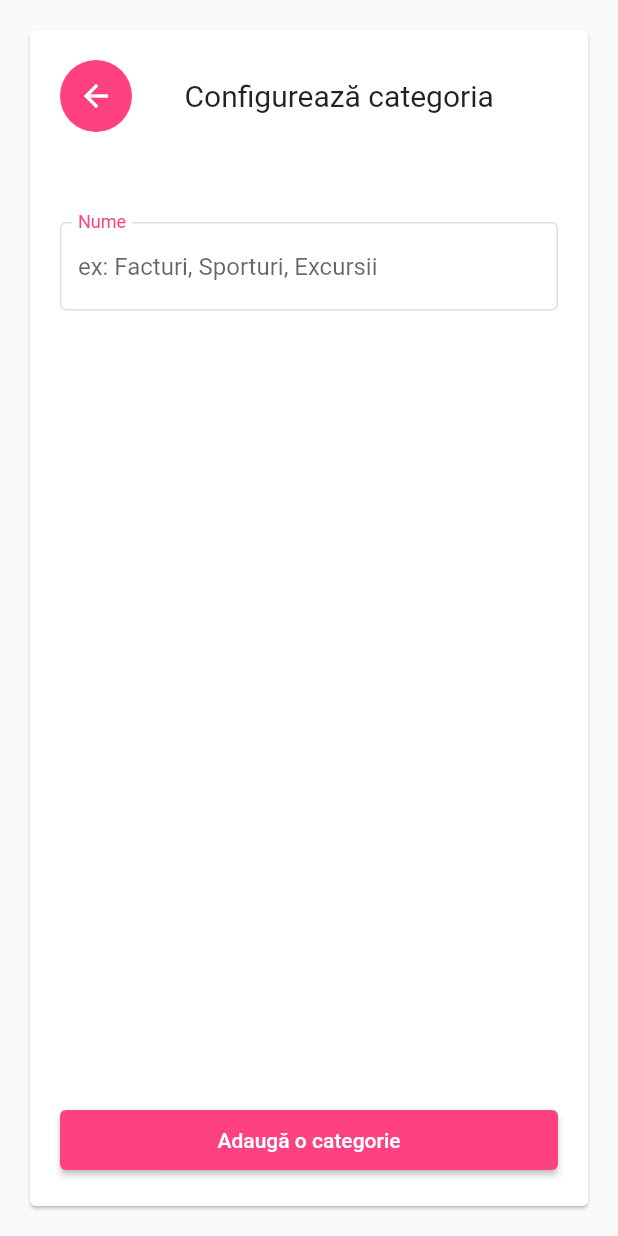
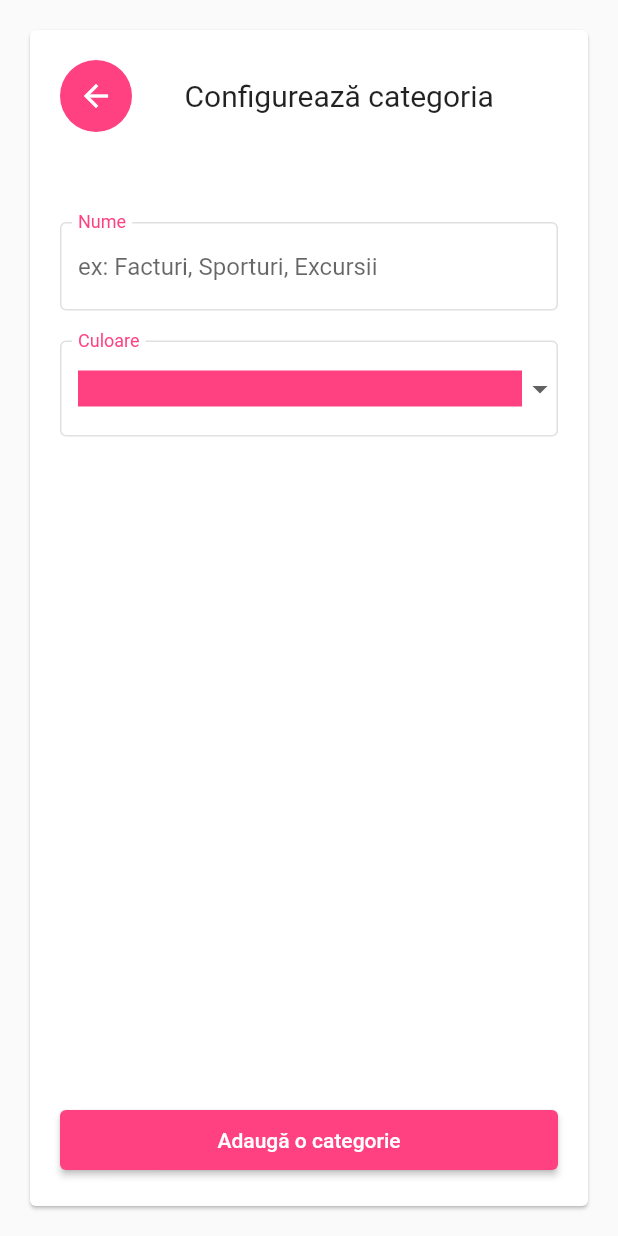
Before and after one commit to cezarmocanu/budgeto, a Flutter app: the AddCategory screen opened by its route, on a phone screen of 412 x 824 dp. Run offline on Flutter 3.47's test engine with Material 2 defaults, Android fonts, the phone set to English and light mode, and no system bars; our stand-ins replace pie_chart.

Commit message:
[NY4XeQEs] Added Color picker for category

```diff
--- a/lib/dashboard-tabs/goals-tab.dart
+++ b/lib/dashboard-tabs/goals-tab.dart
@@ -152,14 +152,14 @@ class _CategoryExpandableTile extends StatelessWidget {
       color: Colors.white,
       child: ExpansionTile(
         title: Text(_category.name),
-        leading: Icon(_category.icon, color: Colors.pink),
+        leading: Icon(_category.icon, color: _category.color),
         children: _goals
             .map(
               (goal) => ListTile(
                 leading: CircularProgressIndicator(
                   value: goal.collected / goal.budget,
                   backgroundColor: Colors.black26,
-                  color: Colors.pinkAccent,
+                  color: _category.color,
                 ),
                 title: Column(
                   mainAxisAlignment: MainAxisAlignment.start,
--- a/lib/models/category.dart
+++ b/lib/models/category.dart
@@ -4,12 +4,14 @@ import 'package:flutter/material.dart';
 class Category {
   String name = t(LabelsEnum.unknown);
   IconData icon = IconData(57522, fontFamily: 'MaterialIcons');
+  Color color = Colors.pinkAccent;
 
   Category.empty();
 
   Category.from(Category category) {
     this.name = category.name;
     this.icon = category.icon;
+    this.color = category.color;
   }
 
   Category.withoutIcon(this.name);
--- a/lib/screens/add_category.dart
+++ b/lib/screens/add_category.dart
@@ -57,6 +57,14 @@ class _FormState extends State<_AddCategoryForm> {
                   hint: t(LabelsEnum.exampleNewCategory, intl),
                   onSaved: _handleNameSave,
                 ),
+                _ColorsDropdown(
+                  handleChange: (Color c) {
+                    setState(() {
+                      _category.color = c;
+                    });
+                  },
+                  selected: _category.color,
+                ),
               ],
             ),
           ),
@@ -80,3 +88,69 @@ class _FormState extends State<_AddCategoryForm> {
     );
   }
 }
+
+//TODO create a generic dropdonw type
+
+class _ColorsDropdown extends StatelessWidget {
+  static const _COLORS = [
+    Colors.redAccent,
+    Colors.orangeAccent,
+    Colors.amberAccent,
+    Colors.yellowAccent,
+    Colors.lightGreenAccent,
+    Colors.greenAccent,
+    Colors.blueAccent,
+    Colors.indigoAccent,
+    Colors.purpleAccent,
+    Colors.pinkAccent
+  ];
+
+  final void Function(Color) handleChange;
+  final Color selected;
+
+  _ColorsDropdown({
+    required this.handleChange,
+    required this.selected,
+  });
+
+  @override
+  Widget build(BuildContext context) {
+    LanguageEnum intl = Provider.of<AppModel>(context, listen: true).intl;
+    var items = _COLORS
+        .map(
+          (color) => DropdownMenuItem<Color>(
+            value: color,
+            child: Container(
+              height: 30,
+              color: color,
+            ),
+          ),
+        )
+        .toList();
+    return DropdownButtonFormField<Color>(
+      isExpanded: true,
+      value: selected,
+      onChanged: (dynamic newValue) {
+        handleChange(newValue);
+      },
+      items: items,
+      decoration: InputDecoration(
+        labelText: t(LabelsEnum.color, intl),
+        labelStyle: TextStyle(color: Colors.pinkAccent),
+        floatingLabelBehavior: FloatingLabelBehavior.always,
+        enabledBorder: OutlineInputBorder(
+          borderSide: BorderSide(
+            color: Colors.black12,
+            width: 1.0,
+          ),
+        ),
+        focusedBorder: OutlineInputBorder(
+          borderSide: BorderSide(
+            color: Colors.pinkAccent,
+            width: 2.0,
+          ),
+        ),
+      ),
+    );
+  }
+}
--- a/lib/strings/en.dart
+++ b/lib/strings/en.dart
@@ -5,6 +5,7 @@ const Map<LabelsEnum, String> EN = {
   LabelsEnum.addCategory: 'Add Category',
   LabelsEnum.allowance: 'Allowance',
   LabelsEnum.category: 'Category',
+  LabelsEnum.color: 'Color',
   LabelsEnum.customizeYourCategory: 'Customize your category',
   LabelsEnum.customizeYourGoal: 'Customize your goal',
   LabelsEnum.expenses: 'Expenses',
--- a/lib/strings/ro.dart
+++ b/lib/strings/ro.dart
@@ -5,6 +5,7 @@ const Map<LabelsEnum, String> RO = {
   LabelsEnum.addCategory: 'Adaugă o categorie',
   LabelsEnum.allowance: 'Investiție lunară',
   LabelsEnum.category: 'Categorie',
+  LabelsEnum.color: 'Culoare',
   LabelsEnum.customizeYourCategory: 'Configurează categoria',
   LabelsEnum.customizeYourGoal: 'Configurează dorința',
   LabelsEnum.expenses: 'Cheltuieli',
--- a/lib/strings/strings.dart
+++ b/lib/strings/strings.dart
@@ -8,6 +8,7 @@ enum LabelsEnum {
   addCategory,
   allowance,
   category,
+  color,
   customizeYourCategory,
   customizeYourGoal,
   english,
```
